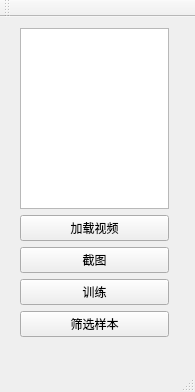
Old version of the form qttest/mainWin.ui in the repository pangr/hog-svm.
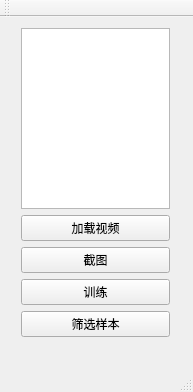
New version of the form.

```diff
--- a/qttest/mainWin.ui
+++ b/qttest/mainWin.ui
@@ -6,7 +6,7 @@
    <rect>
     <x>0</x>
     <y>0</y>
-    <width>195</width>
+    <width>193</width>
     <height>392</height>
    </rect>
   </property>
@@ -17,7 +17,7 @@
    <widget class="QWidget" name="verticalLayoutWidget">
     <property name="geometry">
      <rect>
-      <x>9</x>
+      <x>10</x>
       <y>0</y>
       <width>171</width>
       <height>331</height>
```
Left out of the diff: 2 changed lines with no effect on the pictures.
